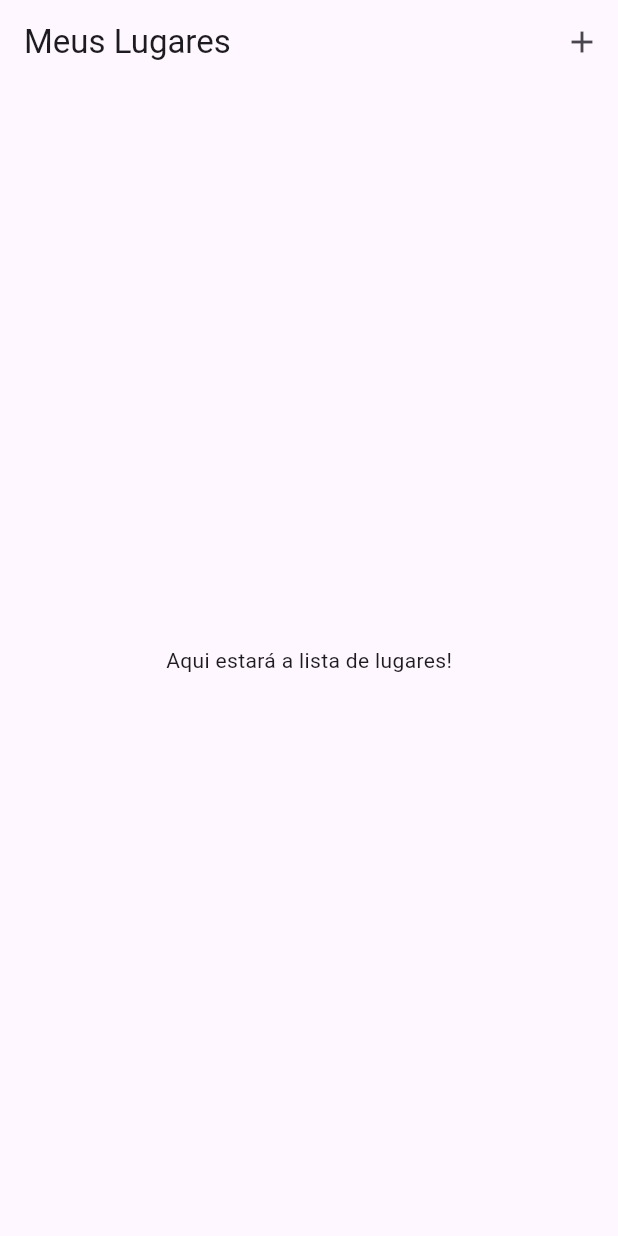
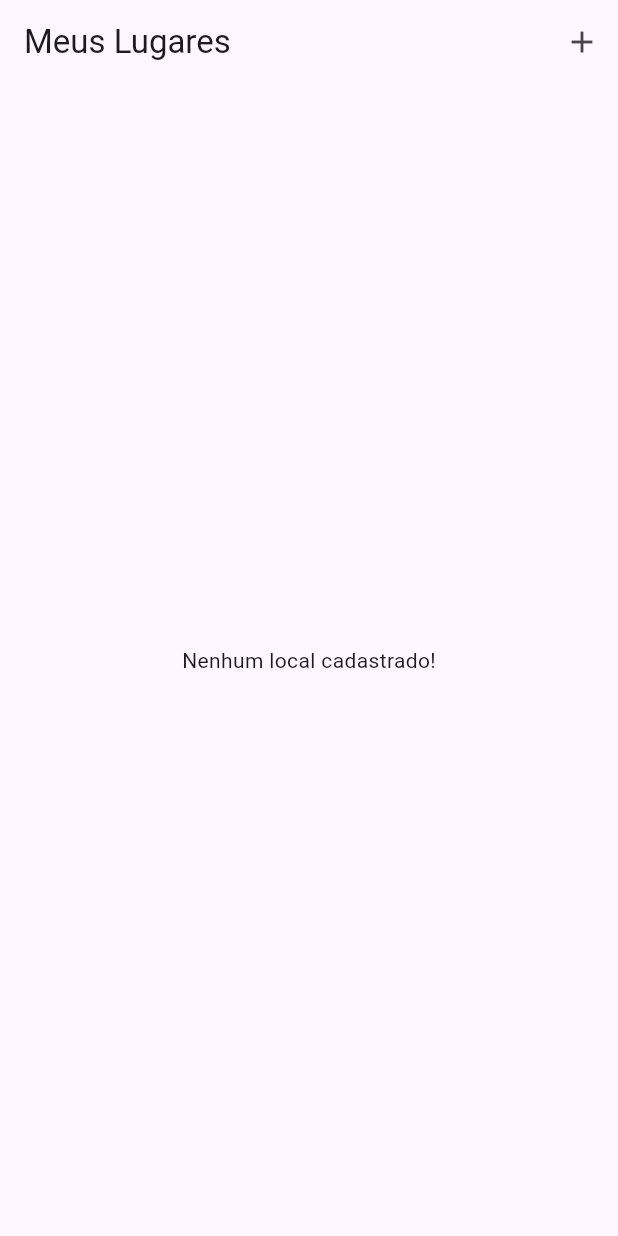
Before and after one commit to whoisgah/great_places, a Flutter app: the screen it shows after launch, on a phone screen of 412 x 824 dp. Run offline on Flutter 3.47's test engine with Material 3 defaults, Android fonts, the phone set to English and light mode, and no system bars; our stand-ins replace image_picker.

Commit message:
feat: add places list component

```diff
--- a/lib/main.dart
+++ b/lib/main.dart
@@ -1,7 +1,9 @@
 import 'package:flutter/material.dart';
+import 'package:great_places/providers/great_places.dart';
 import 'package:great_places/screens/place_form_screen.dart';
 import 'package:great_places/screens/places_list_screen.dart';
 import 'package:great_places/utils/app_routes.dart';
+import 'package:provider/provider.dart';
 
 void main() {
   runApp(MainApp());
@@ -14,7 +16,9 @@ class MainApp extends StatelessWidget {
 
   @override
   Widget build(BuildContext context) {
-    return MaterialApp(
+    return ChangeNotifierProvider(
+      create: (ctx) => GreatPlaces(),
+      child: MaterialApp(
         title: 'Great Places',
         theme: theme.copyWith(
           colorScheme: theme.colorScheme
@@ -24,6 +28,7 @@ class MainApp extends StatelessWidget {
         routes: {
           AppRoutes.place_form: (ctx) => PlaceFormScreen(),
         },
+      ),
     );
   }
 }
--- a/lib/screens/places_list_screen.dart
+++ b/lib/screens/places_list_screen.dart
@@ -1,5 +1,7 @@
 import 'package:flutter/material.dart';
+import 'package:great_places/providers/great_places.dart';
 import 'package:great_places/utils/app_routes.dart';
+import 'package:provider/provider.dart';
 
 class PlacesListScreen extends StatelessWidget {
   const PlacesListScreen({super.key});
@@ -18,9 +20,23 @@ class PlacesListScreen extends StatelessWidget {
             ),
           ],
         ),
-      body: const Center(
-        child: Text('Aqui estará a lista de lugares!'),
+        body: Consumer<GreatPlaces>(
+          builder: (ctx, greatPlaces, ch) {
+            return greatPlaces.itemsCount == 0
+                ? ch!
+                : ListView.builder(
+                    itemCount: greatPlaces.itemsCount,
+                    itemBuilder: (ctx, i) => ListTile(
+                      leading: CircleAvatar(
+                        backgroundImage:
+                            FileImage(greatPlaces.itemByIndex(i).image),
+                      ),
+                      title: Text(greatPlaces.itemByIndex(i).title),
+                      onTap: () {},
                     ),
                   );
+          },
+          child: Center(child: Text('Nenhum local cadastrado!')),
+        ));
   }
 }
```
Also changed, not shown: lib/providers/great_places.dart (+14 -2 lines), lib/screens/place_form_screen.dart (+8 -0 lines), lib/widgets/image_input.dart (+7 -2 lines). Lines whose indentation alone changed are shown as unchanged.
